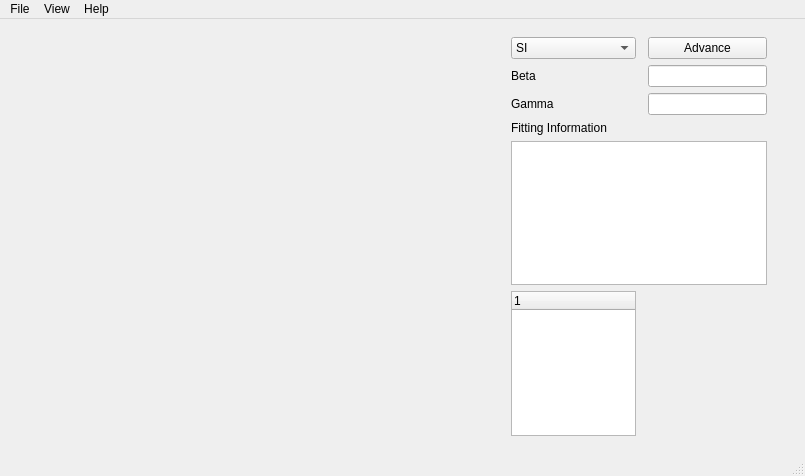
Before: the Qt Designer form ui/main.ui in ckaus/EpiPy, drawn with Qt 5.
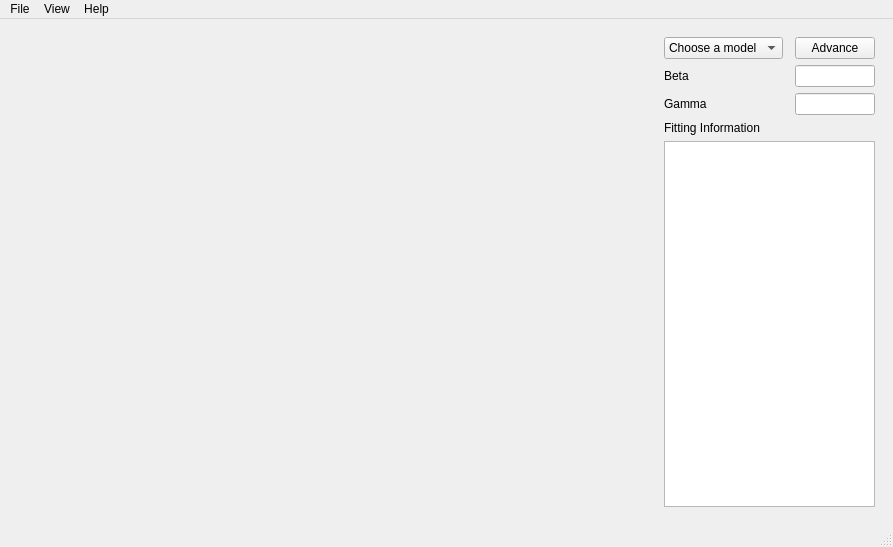
After: the same form once the commit is applied.

```diff
--- a/ui/main.ui
+++ b/ui/main.ui
@@ -6,21 +6,23 @@
    <rect>
     <x>0</x>
     <y>0</y>
-    <width>805</width>
-    <height>476</height>
+    <width>885</width>
+    <height>547</height>
    </rect>
   </property>
   <property name="windowTitle">
    <string>MainWindow</string>
   </property>
   <widget class="QWidget" name="centralwidget">
-   <layout class="QHBoxLayout" name="horizontalLayout">
+   <layout class="QVBoxLayout" name="verticalLayout">
+    <item>
+     <layout class="QHBoxLayout" name="topLayout">
     <item>
      <widget class="QWidget" name="plotWidget" native="true">
       <property name="minimumSize">
        <size>
-        <width>400</width>
-        <height>400</height>
+          <width>640</width>
+          <height>480</height>
        </size>
       </property>
       <property name="maximumSize">
@@ -29,60 +31,16 @@
         <height>16777215</height>
        </size>
       </property>
-      <zorder>optionPlotWidget</zorder>
-     </widget>
-    </item>
-    <item>
-     <spacer name="horizontalSpacer">
-      <property name="orientation">
-       <enum>Qt::Horizontal</enum>
-      </property>
-      <property name="sizeHint" stdset="0">
-       <size>
-        <width>59</width>
-        <height>20</height>
-       </size>
-      </property>
-     </spacer>
-    </item>
+       </widget>
+      </item>
     <item>
      <widget class="QWidget" name="optionPlotWidget" native="true">
       <layout class="QGridLayout" name="gridLayout">
-       <item row="7" column="0">
-        <widget class="QTreeWidget" name="fileTreeWidget">
-         <property name="enabled">
-          <bool>true</bool>
-         </property>
-         <property name="maximumSize">
-          <size>
-           <width>125</width>
-           <height>16777215</height>
-          </size>
-         </property>
-         <column>
+         <item row="5" column="0">
+          <widget class="QLabel" name="fittingInfoLabel">
           <property name="text">
-           <string notr="true">1</string>
-          </property>
-         </column>
-        </widget>
-       </item>
-       <item row="2" column="0">
-        <widget class="QComboBox" name="modelComboBox">
-         <item>
-          <property name="text">
-           <string>SI</string>
-          </property>
-         </item>
-         <item>
-          <property name="text">
-           <string>IR</string>
-          </property>
-         </item>
-         <item>
-          <property name="text">
-           <string>SIR</string>
-          </property>
-         </item>
+            <string>Fitting Information</string>
+           </property>
         </widget>
        </item>
        <item row="3" column="0">
@@ -95,6 +53,9 @@
        <item row="6" column="0" colspan="3">
         <widget class="QPlainTextEdit" name="fittingInfoTextEdit"/>
        </item>
+         <item row="3" column="2">
+          <widget class="QLineEdit" name="betaLineEdit"/>
+         </item>
        <item row="4" column="0">
         <widget class="QLabel" name="gammaLabel">
          <property name="text">
@@ -102,8 +63,32 @@
          </property>
         </widget>
        </item>
-       <item row="3" column="2">
-        <widget class="QLineEdit" name="betaLineEdit"/>
+         <item row="4" column="2">
+          <widget class="QLineEdit" name="gammaLineEdit"/>
+         </item>
+         <item row="2" column="0">
+          <widget class="QComboBox" name="modelComboBox">
+           <item>
+            <property name="text">
+             <string>Choose a model</string>
+            </property>
+           </item>
+           <item>
+            <property name="text">
+             <string>SI</string>
+            </property>
+           </item>
+           <item>
+            <property name="text">
+             <string>IR</string>
+            </property>
+           </item>
+           <item>
+            <property name="text">
+             <string>SIR</string>
+            </property>
+           </item>
+          </widget>
        </item>
        <item row="2" column="2">
         <widget class="QPushButton" name="advanceBtn">
@@ -112,31 +97,10 @@
          </property>
         </widget>
        </item>
-       <item row="5" column="0">
-        <widget class="QLabel" name="fittingInfoLabel">
-         <property name="text">
-          <string>Fitting Information</string>
-         </property>
-        </widget>
-       </item>
-       <item row="4" column="2">
-        <widget class="QLineEdit" name="gammaLineEdit"/>
-       </item>
       </layout>
      </widget>
     </item>
-    <item>
-     <spacer name="verticalSpacer">
-      <property name="orientation">
-       <enum>Qt::Vertical</enum>
-      </property>
-      <property name="sizeHint" stdset="0">
-       <size>
-        <width>20</width>
-        <height>408</height>
-       </size>
-      </property>
-     </spacer>
+     </layout>
     </item>
    </layout>
   </widget>
@@ -145,7 +109,7 @@
     <rect>
      <x>0</x>
      <y>0</y>
-     <width>805</width>
+     <width>885</width>
      <height>25</height>
     </rect>
    </property>
```
Lines whose indentation alone changed are shown as unchanged.
